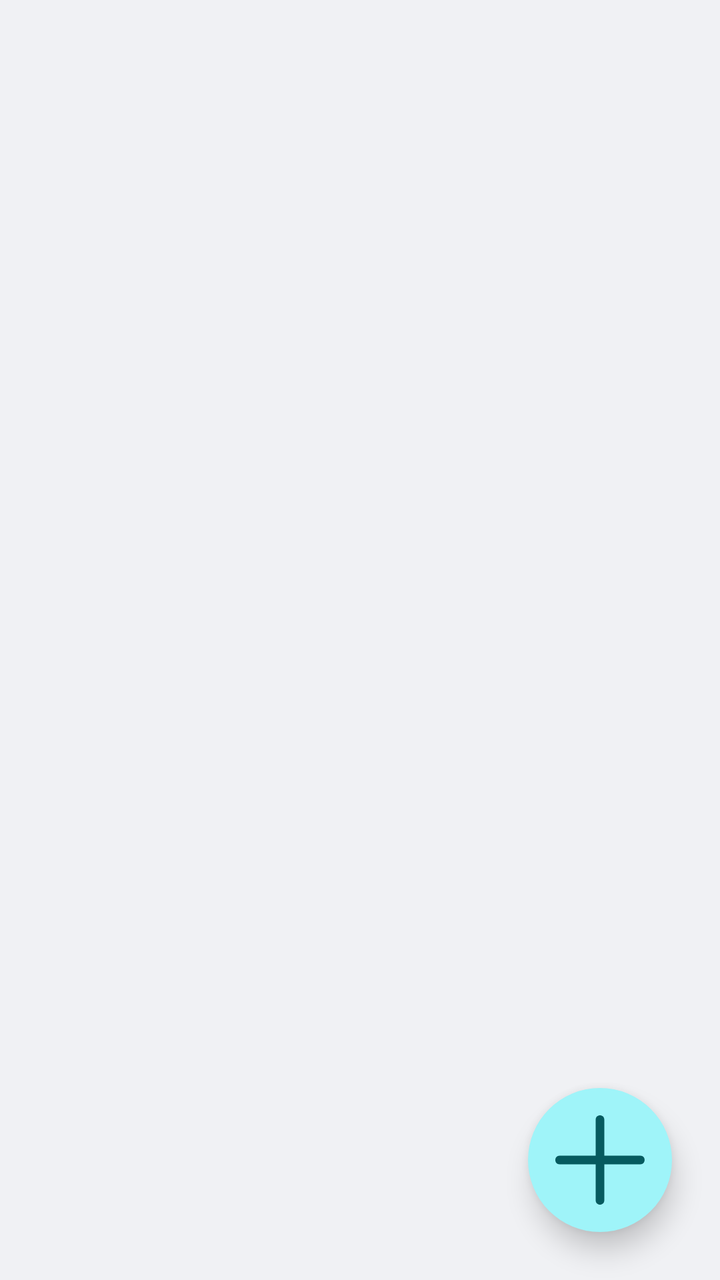
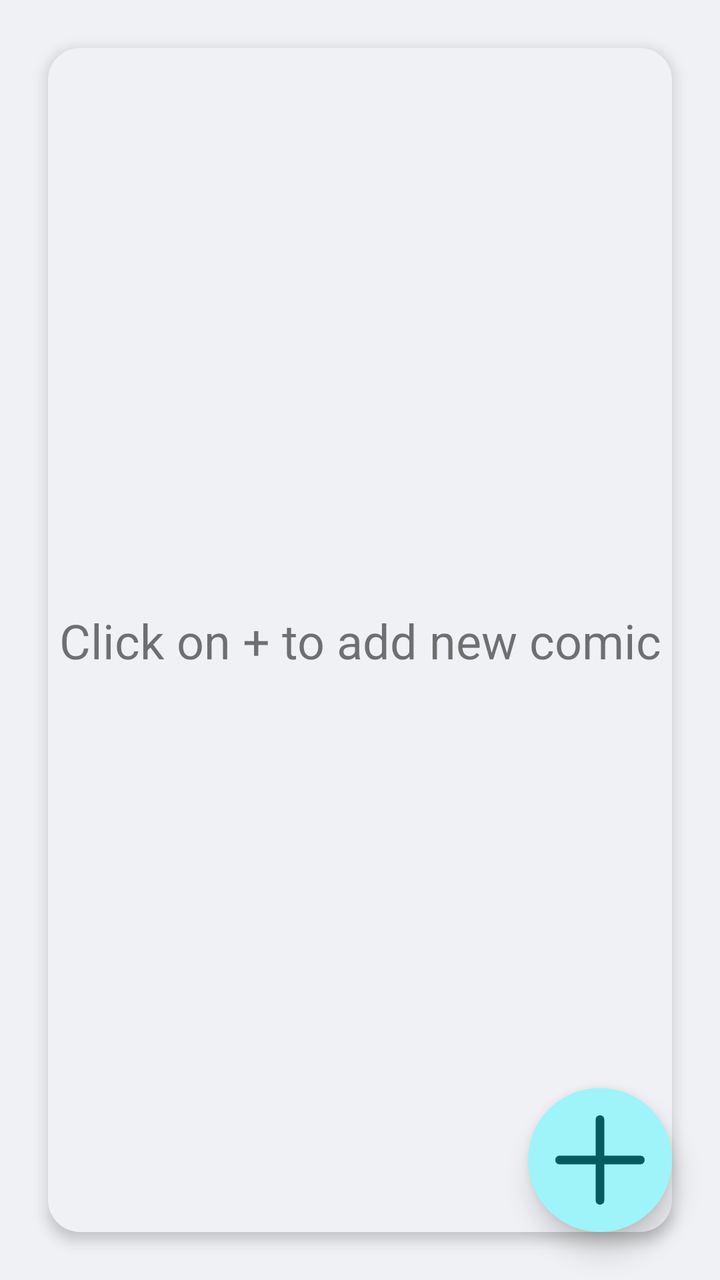

Compare the two renders of this Android layout. The source of the first and the diff that turns it into the second are given below.
<!-- AndroidManifest.xml: application theme Theme.MangaCheck -->
<!-- res/layout/list_comic_layout.xml -->
<?xml version="1.0" encoding="utf-8"?>
<RelativeLayout xmlns:android="http://schemas.android.com/apk/res/android"
    android:layout_width="match_parent"
    android:layout_height="match_parent"
    android:background="?backgroundColor"
    android:clipChildren="true"
    android:clipToPadding="true"
    android:fitsSystemWindows="true">

    <include
        android:id="@+id/container"
        layout="@layout/list_comic_group" />

    <ImageButton
        android:id="@+id/add_button"
        android:layout_width="@dimen/U_9"
        android:layout_height="@dimen/U_9"
        android:layout_alignParentEnd="true"
        android:layout_alignParentBottom="true"
        android:layout_marginEnd="@dimen/U_3"
        android:layout_marginBottom="@dimen/U_3"
        android:background="@drawable/add_button"
        android:contentDescription="Add action"
        android:elevation="@dimen/U_1" />

</RelativeLayout>
<!-- res/layout/list_comic_group.xml (included above) -->
<?xml version="1.0" encoding="utf-8"?>
<ListView xmlns:android="http://schemas.android.com/apk/res/android"
    android:layout_width="match_parent"
    android:layout_height="wrap_content"
    android:layout_margin="@dimen/U_3"
    android:layout_marginTop="@dimen/U_2"
    android:background="@drawable/basic_surface"
    android:elevation="@dimen/U_half"
    android:orientation="vertical" />
<!-- resources referenced by this layout -->
<resources>
  <dimen name="U_1">8dp</dimen>
  <dimen name="U_2">16dp</dimen>
  <dimen name="U_3">24dp</dimen>
  <dimen name="U_9">72dp</dimen>
  <dimen name="U_half">4dp</dimen>
  <!-- drawable add_button (drawable) -->
  <layer-list xmlns:android="http://schemas.android.com/apk/res/android">
      <item>
          <shape android:shape="oval">
              <solid android:color="?colorSecondaryContainer" />
          </shape>
      </item>
  
      <item>
          <vector
              android:width="10dp"
              android:height="10dp"
              android:autoMirrored="true"
              android:tint="?colorOnSecondaryContainer"
              android:viewportWidth="100"
              android:viewportHeight="100">
              <path
                  android:fillColor="@android:color/white"
                  android:pathData="M 47 47 v -25 c 0 -4 6 -4 6 0 v 25 h 25 c 4 0 4 6 0 6 h -25 v 25 c 0 4 -6 4 -6 0 v -25 h -25 c -4 0 -4 -6 0 -6 Z" />
          </vector>
      </item>
  </layer-list>
  <!-- drawable basic_surface (drawable) -->
  <?xml version="1.0" encoding="utf-8"?>
  <shape xmlns:android="http://schemas.android.com/apk/res/android"
      android:shape="rectangle">
      <solid android:color="?colorSurface" />
      <corners android:radius="@dimen/U_2" />
  </shape>
  <color name="primary_35">#1038A2</color>
  <color name="primary_80">#A3B9F5</color>
  <color name="white">#FFFFFFFF</color>
  <color name="primary_20">#0A205C</color>
  <color name="secondary_35">#0A9FA9</color>
  <color name="secondary_80">#9FF4F9</color>
  <color name="secondary_20">#065B60</color>
  <color name="tertiary_35">#3D4C76</color>
  <color name="tertiary_80">#BCC4DC</color>
  <color name="tertiary_20">#232B43</color>
  <color name="error_35">#B22200</color>
  <color name="error_80">#FFAC99</color>
  <color name="error_20">#661300</color>
  <color name="Natural_95">#F0F1F4</color>
  <color name="Natural_10">#16181D</color>
  <color name="Natural_20">#2B303B</color>
  <color name="VNatural_90">#E2E9E9</color>
  <color name="VNatural_30">#415658</color>
  <color name="VNatural_50">#6C9093</color>
  <color name="VNatural_80">#C4D3D4</color>
  <style name="mySpinnerItemSelectedStyleLight" parent="@android:style/Widget.Holo.TextView.SpinnerItem">
          <item name="android:textColor">?colorOnSurfaceVariant</item>
      </style>
  <style name="DrawerArrowStyleLight" parent="@style/Widget.AppCompat.DrawerArrowToggle">
          <item name="spinBars">true</item>
          <item name="color">?colorOnPrimaryContainer</item>
      </style>
  <!-- unchanged entries left out for length: 1 -->
</resources>

<!-- the commit's change to res/layout/list_comic_layout.xml (unified diff, before → after) -->
@@ -1,5 +1,6 @@
 <?xml version="1.0" encoding="utf-8"?>
-<RelativeLayout xmlns:android="http://schemas.android.com/apk/res/android"
+<androidx.constraintlayout.widget.ConstraintLayout xmlns:android="http://schemas.android.com/apk/res/android"
+    xmlns:app="http://schemas.android.com/apk/res-auto"
     android:layout_width="match_parent"
     android:layout_height="match_parent"
     android:background="?backgroundColor"
@@ -9,7 +10,28 @@
 
     <include
         android:id="@+id/container"
-        layout="@layout/list_comic_group" />
+        layout="@layout/list_comic_group"
+        android:layout_width="0dp"
+        android:layout_height="0dp"
+        android:layout_margin="@dimen/U_3"
+        android:layout_marginTop="@dimen/U_2"
+        app:layout_constraintBottom_toBottomOf="parent"
+        app:layout_constraintEnd_toEndOf="parent"
+        app:layout_constraintStart_toStartOf="parent"
+        app:layout_constraintTop_toTopOf="parent" />
+
+    <TextView
+        android:id="@+id/help_msg"
+        android:layout_width="wrap_content"
+        android:layout_height="wrap_content"
+        android:elevation="@dimen/U_1"
+        android:gravity="center"
+        android:text="@string/click_on_to_add_new_comic"
+        android:textSize="24sp"
+        app:layout_constraintBottom_toBottomOf="parent"
+        app:layout_constraintEnd_toEndOf="parent"
+        app:layout_constraintStart_toStartOf="parent"
+        app:layout_constraintTop_toTopOf="parent" />
 
     <ImageButton
         android:id="@+id/add_button"
@@ -20,17 +42,17 @@
         android:layout_marginEnd="@dimen/U_3"
         android:layout_marginBottom="@dimen/U_3"
         android:background="@drawable/add_button"
-        android:contentDescription="Add action"
-        android:elevation="@dimen/U_1" />
+        android:contentDescription="@string/add_action"
+        android:elevation="@dimen/U_1"
+        app:layout_constraintBottom_toBottomOf="parent"
+        app:layout_constraintEnd_toEndOf="parent" />
 
-</RelativeLayout>
+</androidx.constraintlayout.widget.ConstraintLayout>
 <!-- res/layout/list_comic_group.xml (included above) -->
 <?xml version="1.0" encoding="utf-8"?>
 <ListView xmlns:android="http://schemas.android.com/apk/res/android"
-    android:layout_width="match_parent"
+    android:layout_width="wrap_content"
     android:layout_height="wrap_content"
-    android:layout_margin="@dimen/U_3"
-    android:layout_marginTop="@dimen/U_2"
     android:background="@drawable/basic_surface"
     android:elevation="@dimen/U_half"
     android:orientation="vertical" />
<!-- resource entries referenced after the edit -->
@@ -34,6 +34,8 @@
       <solid android:color="?colorSurface" />
       <corners android:radius="@dimen/U_2" />
   </shape>
+  <string name="add_action">Add action</string>
+  <string name="click_on_to_add_new_comic">Click on + to add new comic</string>
   <color name="primary_35">#1038A2</color>
   <color name="primary_80">#A3B9F5</color>
   <color name="white">#FFFFFFFF</color>
